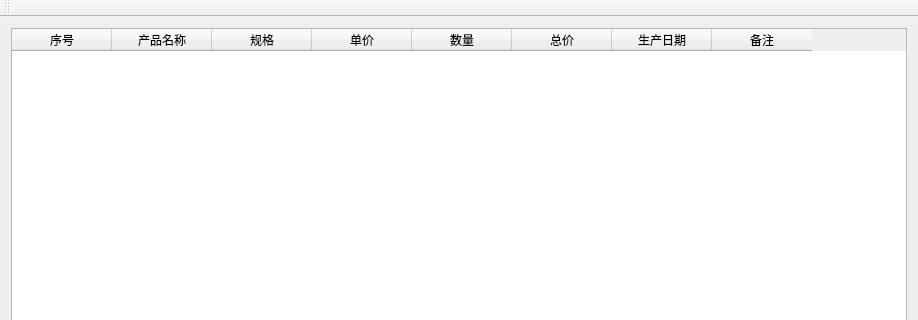
The window that listgenerator.ui (Novar-EE/list_generator) describes before a commit, drawn with Qt 5; both pictures show x 0 to 918 and y 0 to 320 of the 918 by 604 pixel window.
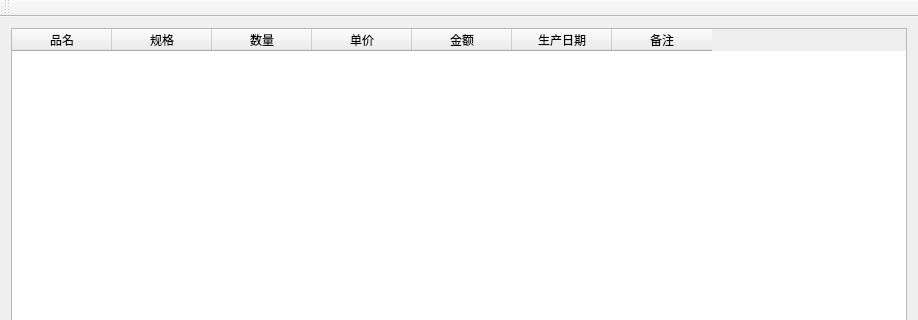
The same window after the commit.

What changed in the file:
```diff
--- a/listgenerator.ui
+++ b/listgenerator.ui
@@ -28,12 +28,7 @@
       </property>
       <column>
        <property name="text">
-        <string>序号</string>
-       </property>
-      </column>
-      <column>
-       <property name="text">
-        <string>产品名称</string>
+        <string>品名</string>
        </property>
       </column>
       <column>
@@ -41,11 +36,6 @@
         <string>规格</string>
        </property>
       </column>
-      <column>
-       <property name="text">
-        <string>单价</string>
-       </property>
-      </column>
       <column>
        <property name="text">
         <string>数量</string>
@@ -53,7 +43,12 @@
       </column>
       <column>
        <property name="text">
-        <string>总价</string>
+        <string>单价</string>
+       </property>
+      </column>
+      <column>
+       <property name="text">
+        <string>金额</string>
        </property>
       </column>
       <column>
```
